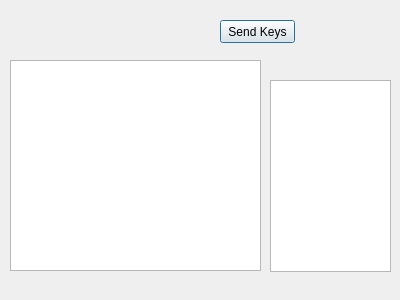
Old version of the form ui/dialogvkeyboard.ui in the repository TheProjecter/pockemul.
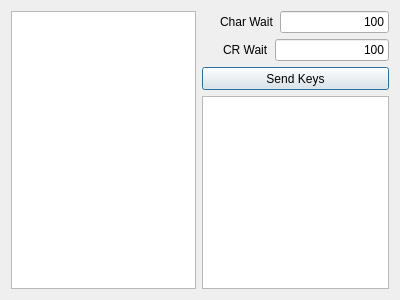
New version of the form.

```diff
--- a/ui/dialogvkeyboard.ui
+++ b/ui/dialogvkeyboard.ui
@@ -13,39 +13,146 @@
   <property name="windowTitle">
    <string>Dialog</string>
   </property>
-  <widget class="QTextEdit" name="textEdit">
-   <property name="geometry">
-    <rect>
-     <x>10</x>
-     <y>60</y>
-     <width>251</width>
-     <height>211</height>
-    </rect>
-   </property>
-  </widget>
-  <widget class="QListWidget" name="keylistWidget">
-   <property name="geometry">
-    <rect>
-     <x>270</x>
-     <y>80</y>
-     <width>121</width>
-     <height>192</height>
-    </rect>
-   </property>
-  </widget>
-  <widget class="QPushButton" name="SendPB">
-   <property name="geometry">
-    <rect>
-     <x>220</x>
-     <y>20</y>
-     <width>75</width>
-     <height>23</height>
-    </rect>
-   </property>
-   <property name="text">
-    <string>Send Keys</string>
-   </property>
-  </widget>
+  <layout class="QHBoxLayout" name="horizontalLayout">
+   <item>
+    <widget class="QTextEdit" name="textEdit">
+     <property name="lineWrapMode">
+      <enum>QTextEdit::NoWrap</enum>
+     </property>
+    </widget>
+   </item>
+   <item>
+    <layout class="QVBoxLayout" name="verticalLayout">
+     <property name="sizeConstraint">
+      <enum>QLayout::SetMinimumSize</enum>
+     </property>
+     <item>
+      <layout class="QHBoxLayout" name="horizontalLayout_2">
+       <item>
+        <spacer name="horizontalSpacer_2">
+         <property name="orientation">
+          <enum>Qt::Horizontal</enum>
+         </property>
+         <property name="sizeHint" stdset="0">
+          <size>
+           <width>40</width>
+           <height>20</height>
+          </size>
+         </property>
+        </spacer>
+       </item>
+       <item>
+        <widget class="QLabel" name="label">
+         <property name="text">
+          <string>Char Wait</string>
+         </property>
+        </widget>
+       </item>
+       <item>
+        <widget class="QLineEdit" name="charWaitLE">
+         <property name="sizePolicy">
+          <sizepolicy hsizetype="Minimum" vsizetype="Fixed">
+           <horstretch>0</horstretch>
+           <verstretch>0</verstretch>
+          </sizepolicy>
+         </property>
+         <property name="minimumSize">
+          <size>
+           <width>109</width>
+           <height>0</height>
+          </size>
+         </property>
+         <property name="text">
+          <string>100</string>
+         </property>
+         <property name="maxLength">
+          <number>5</number>
+         </property>
+         <property name="alignment">
+          <set>Qt::AlignRight|Qt::AlignTrailing|Qt::AlignVCenter</set>
+         </property>
+        </widget>
+       </item>
+      </layout>
+     </item>
+     <item>
+      <layout class="QHBoxLayout" name="horizontalLayout_3">
+       <item>
+        <spacer name="horizontalSpacer">
+         <property name="orientation">
+          <enum>Qt::Horizontal</enum>
+         </property>
+         <property name="sizeHint" stdset="0">
+          <size>
+           <width>40</width>
+           <height>20</height>
+          </size>
+         </property>
+        </spacer>
+       </item>
+       <item>
+        <widget class="QLabel" name="label_2">
+         <property name="text">
+          <string>CR Wait</string>
+         </property>
+        </widget>
+       </item>
+       <item>
+        <widget class="QLineEdit" name="CRWaitLE">
+         <property name="sizePolicy">
+          <sizepolicy hsizetype="Fixed" vsizetype="Fixed">
+           <horstretch>0</horstretch>
+           <verstretch>0</verstretch>
+          </sizepolicy>
+         </property>
+         <property name="minimumSize">
+          <size>
+           <width>114</width>
+           <height>0</height>
+          </size>
+         </property>
+         <property name="text">
+          <string>100</string>
+         </property>
+         <property name="alignment">
+          <set>Qt::AlignRight|Qt::AlignTrailing|Qt::AlignVCenter</set>
+         </property>
+        </widget>
+       </item>
+      </layout>
+     </item>
+     <item>
+      <widget class="QPushButton" name="SendPB">
+       <property name="minimumSize">
+        <size>
+         <width>187</width>
+         <height>23</height>
+        </size>
+       </property>
+       <property name="text">
+        <string>Send Keys</string>
+       </property>
+      </widget>
+     </item>
+     <item>
+      <widget class="QListWidget" name="keylistWidget">
+       <property name="sizePolicy">
+        <sizepolicy hsizetype="Fixed" vsizetype="Expanding">
+         <horstretch>0</horstretch>
+         <verstretch>0</verstretch>
+        </sizepolicy>
+       </property>
+       <property name="minimumSize">
+        <size>
+         <width>187</width>
+         <height>0</height>
+        </size>
+       </property>
+      </widget>
+     </item>
+    </layout>
+   </item>
+  </layout>
  </widget>
  <resources/>
  <connections/>
```
